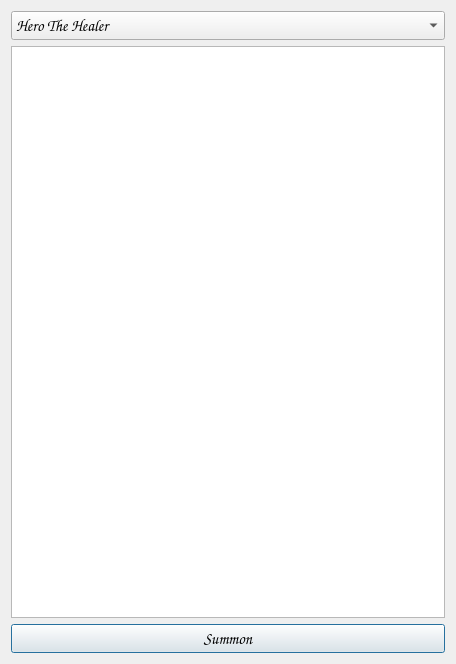
Above: QMoMDialogs/DialogAddUnit.ui from jbalcomb/MoM-RTGT before the change. Below: the same form after it.
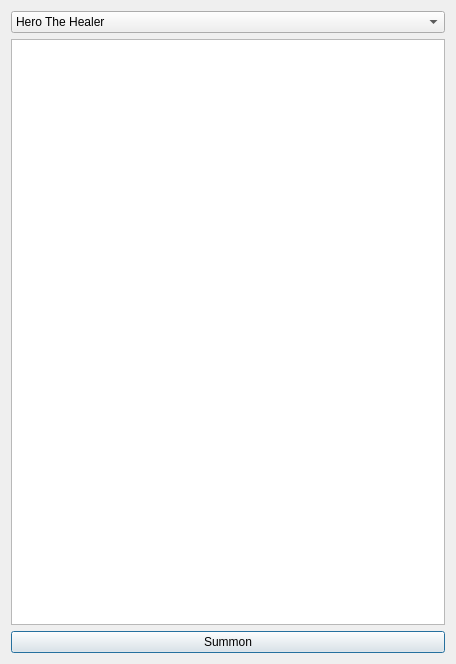
That is the form after the change. Icons and pictures are not drawn.

Commit message: Fixed fonts + Hunter's Lodge

Diff of the .ui file:
```diff
--- a/QMoMDialogs/DialogAddUnit.ui
+++ b/QMoMDialogs/DialogAddUnit.ui
@@ -10,13 +10,6 @@
     <height>664</height>
    </rect>
   </property>
-  <property name="font">
-   <font>
-    <family>URW Chancery L</family>
-    <pointsize>12</pointsize>
-    <italic>true</italic>
-   </font>
-  </property>
   <property name="windowTitle">
    <string>Summon unit</string>
   </property>
```
The commit also changes 6 other files.
